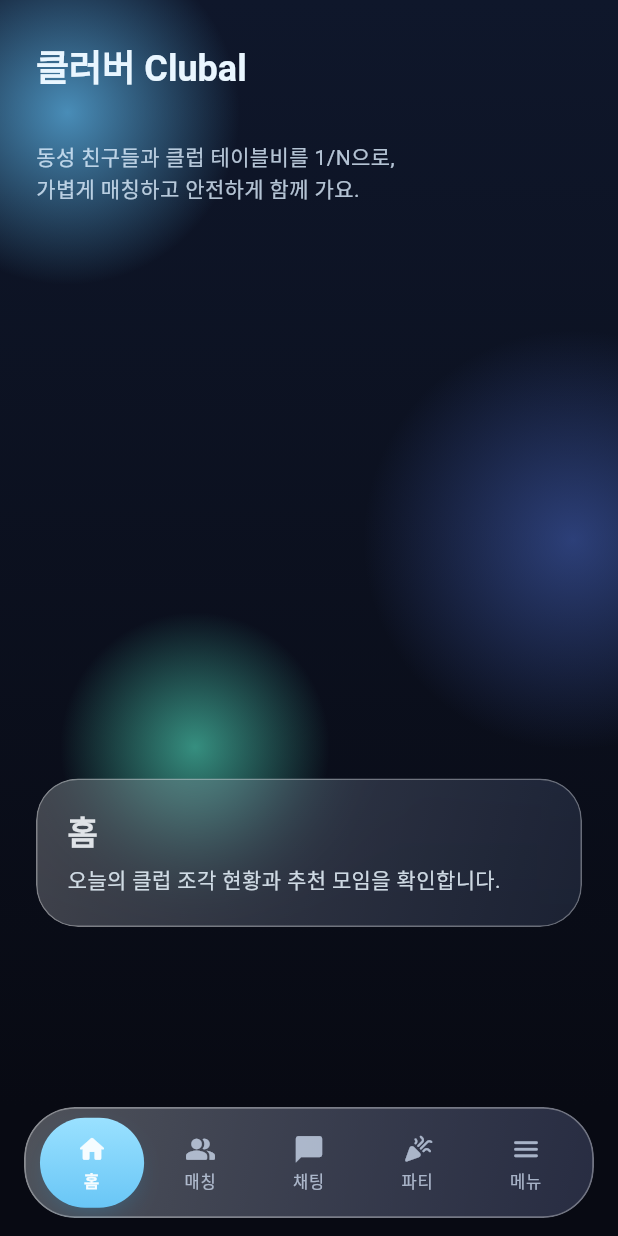
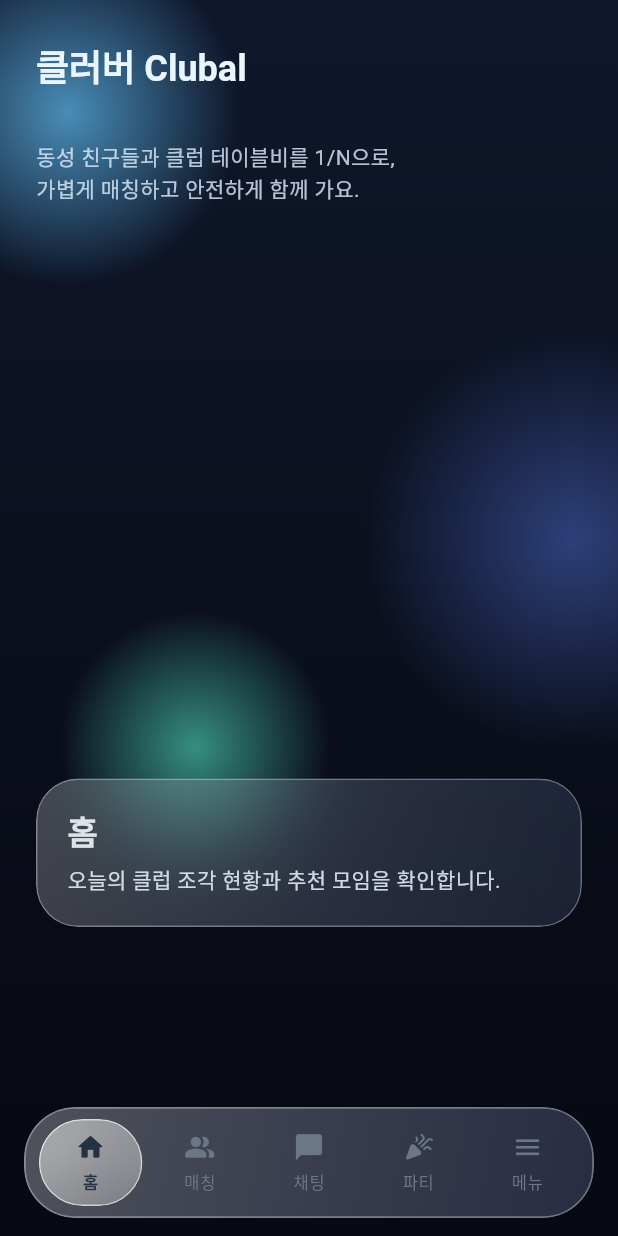
Before and after one commit to Woori1111/clubal_app, a Flutter app: the screen it shows after launch, on a phone screen of 412 x 824 dp. Run offline on Flutter 3.47's test engine with Material 3 defaults, Android fonts, the light colour scheme and no system bars; our stand-ins replace firebase_auth, firebase_core, google_sign_in; accounts and stored records are empty; Roboto replaces fonts that are missing (Pretendard).

Commit message:
이거정말임

```diff
--- a/lib/features/navigation/widgets/clubal_jelly_bottom_nav.dart
+++ b/lib/features/navigation/widgets/clubal_jelly_bottom_nav.dart
@@ -1,3 +1,4 @@
+import 'dart:math' as math;
 import 'dart:ui';
 
 import 'package:clubal_app/features/navigation/models/nav_tab.dart';
@@ -19,139 +20,119 @@
   State<ClubalJellyBottomNav> createState() => _ClubalJellyBottomNavState();
 }
 
-class _ClubalJellyBottomNavState extends State<ClubalJellyBottomNav> {
-  int? _interactionIndex;
-  double? _interactionDx;
-  bool _isInteracting = false;
-  double _travelDirection = 0;
+class _ClubalJellyBottomNavState extends State<ClubalJellyBottomNav>
+    with SingleTickerProviderStateMixin {
+  late final AnimationController _controller;
+  double _fromT = 0.0;
+  double _toT = 0.0;
 
-  int _indexFromLocalDx(double dx, double width) {
-    final clampedDx = dx.clamp(0.0, width - 0.001);
-    final itemWidth = width / widget.tabs.length;
-    final index = (clampedDx / itemWidth).floor();
-    return index.clamp(0, widget.tabs.length - 1);
+  @override
+  void initState() {
+    super.initState();
+    _controller = AnimationController(
+      vsync: this,
+      duration: const Duration(milliseconds: 520),
+    )..addListener(() => setState(() {}));
+
+    _toT = _indexToT(widget.selectedIndex);
+    _fromT = _toT;
   }
 
-  double _centerDxForIndex(int index, double itemWidth) {
-    return (itemWidth * index) + (itemWidth / 2);
+  @override
+  void didUpdateWidget(covariant ClubalJellyBottomNav oldWidget) {
+    super.didUpdateWidget(oldWidget);
+    if (oldWidget.selectedIndex != widget.selectedIndex) {
+      _fromT = _currentT;
+      _toT = _indexToT(widget.selectedIndex);
+      _controller.forward(from: 0);
+    }
   }
 
-  void _startInteraction(int index, double itemWidth) {
-    final previous = _interactionIndex ?? widget.selectedIndex;
-    final direction = (index - previous).toDouble().sign;
-    setState(() {
-      _interactionIndex = index;
-      _interactionDx = _centerDxForIndex(index, itemWidth);
-      _isInteracting = true;
-      _travelDirection = direction;
-    });
-    widget.onChanged(index);
+  @override
+  void dispose() {
+    _controller.dispose();
+    super.dispose();
   }
 
-  void _updateInteractionByDx(double dx, double width) {
-    final index = _indexFromLocalDx(dx, width);
-    if (_interactionIndex == index && _isInteracting) {
-      return;
+  double _indexToT(int index) {
+    if (widget.tabs.length <= 1) {
+      return 0.5;
     }
-    final previous = _interactionIndex ?? widget.selectedIndex;
-    final direction = (index - previous).toDouble().sign;
-    setState(() {
-      _interactionIndex = index;
-      _interactionDx = dx.clamp(0.0, width);
-      _isInteracting = true;
-      _travelDirection = direction;
-    });
-    widget.onChanged(index);
+    // Map to each tab's center position.
+    return (index + 0.5) / widget.tabs.length;
   }
 
-  void _endInteraction() {
-    setState(() {
-      _isInteracting = false;
-      _interactionIndex = null;
-      _interactionDx = null;
-      _travelDirection = 0;
-    });
+  double get _currentT {
+    if (!_controller.isAnimating) {
+      return _toT;
+    }
+    final eased = Curves.easeOutCubic.transform(_controller.value);
+    return lerpDouble(_fromT, _toT, eased) ?? _toT;
   }
 
   @override
   Widget build(BuildContext context) {
     final bottomInset = MediaQuery.of(context).padding.bottom;
-    const sidePadding = 8.0;
-    final activeIndex = _interactionIndex ?? widget.selectedIndex;
+    const navHeight = 74.0;
+    const sideInset = 8.0;
+    const outerRadius = 34.0;
 
     return Padding(
       padding: EdgeInsets.fromLTRB(16, 0, 16, 12 + bottomInset),
-      child: ClipRRect(
-        borderRadius: BorderRadius.circular(34),
+      child: SizedBox(
+        height: navHeight,
+        child: LayoutBuilder(
+          builder: (context, constraints) {
+            final navWidth = constraints.maxWidth - (sideInset * 2);
+            final itemWidth = navWidth / widget.tabs.length;
+            final blobWidth = itemWidth * 0.95;
+            final blobHeight = 58.0;
+            final blobLeft =
+                sideInset + (navWidth * _currentT) - (blobWidth / 2);
+            final pulse = math.sin(_controller.value * math.pi);
+            final stretchX = 1 + (pulse * 0.18);
+            final squashY = 1 - (pulse * 0.12);
+
+            return Stack(
+              clipBehavior: Clip.none,
+              children: [
+                ClipRRect(
+                  borderRadius: BorderRadius.circular(outerRadius),
                   child: BackdropFilter(
                     filter: ImageFilter.blur(sigmaX: 22, sigmaY: 22),
                     child: Container(
-            height: 74,
                       decoration: BoxDecoration(
-              borderRadius: BorderRadius.circular(34),
-              border: Border.all(color: const Color(0x55FFFFFF), width: 1.2),
+                        borderRadius: BorderRadius.circular(outerRadius),
+                        border: Border.all(
+                          color: const Color(0x55FFFFFF),
+                          width: 1.2,
+                        ),
                         gradient: const LinearGradient(
                           begin: Alignment.topLeft,
                           end: Alignment.bottomRight,
                           colors: [Color(0x4DF3FAFF), Color(0x33A7B7FF)],
                         ),
                       ),
-            child: LayoutBuilder(
-              builder: (context, constraints) {
-                final navWidth = constraints.maxWidth - (sidePadding * 2);
-                final itemWidth = navWidth / widget.tabs.length;
-                final lensWidth = itemWidth * 0.96;
-                final restingLensLeft =
-                    sidePadding +
-                    (itemWidth * activeIndex) +
-                    (itemWidth - lensWidth) / 2;
-                final dragLensLeft =
-                    sidePadding +
-                    ((_interactionDx ??
-                                _centerDxForIndex(activeIndex, itemWidth)) -
-                            (lensWidth / 2))
-                        .clamp(0.0, navWidth - lensWidth);
-                final lensLeft = _isInteracting
-                    ? dragLensLeft
-                    : restingLensLeft;
-
-                return Stack(
-                  children: [
-                    AnimatedPositioned(
-                      duration: _isInteracting
-                          ? Duration.zero
-                          : const Duration(milliseconds: 520),
-                      curve: _isInteracting ? Curves.linear : Curves.elasticOut,
-                      left: lensLeft,
-                      top: 6,
-                      child: AnimatedScale(
-                        duration: const Duration(milliseconds: 160),
-                        curve: Curves.easeOutCubic,
-                        scale: _isInteracting ? 1.08 : 1.0,
-                        child: _NavLens(
-                          width: lensWidth,
-                          isInteracting: _isInteracting,
-                          travelDirection: _travelDirection,
                     ),
                   ),
                 ),
-                    Positioned.fill(
-                      left: sidePadding,
-                      right: sidePadding,
-                      child: GestureDetector(
-                        behavior: HitTestBehavior.opaque,
-                        onHorizontalDragStart: (details) =>
-                            _updateInteractionByDx(
-                              details.localPosition.dx,
-                              navWidth,
+                Positioned(
+                  left: blobLeft,
+                  top: (navHeight - blobHeight) / 2,
+                  child: Transform(
+                    alignment: Alignment.center,
+                    transform: Matrix4.diagonal3Values(stretchX, squashY, 1),
+                    child: _FloatingGlassBlob(
+                      width: blobWidth,
+                      height: blobHeight,
                     ),
-                        onHorizontalDragUpdate: (details) =>
-                            _updateInteractionByDx(
-                              details.localPosition.dx,
-                              navWidth,
                   ),
-                        onHorizontalDragEnd: (_) => _endInteraction(),
-                        onHorizontalDragCancel: _endInteraction,
+                ),
+                Positioned(
+                  left: sideInset,
+                  right: sideInset,
+                  top: 0,
+                  bottom: 0,
                   child: Row(
                     children: [
                       for (int i = 0; i < widget.tabs.length; i++)
@@ -159,24 +140,52 @@
                           child: _NavItemButton(
                             tab: widget.tabs[i],
                             selected: i == widget.selectedIndex,
-                                  onTapDown: () =>
-                                      _startInteraction(i, itemWidth),
-                                  onTap: () {
-                                    widget.onChanged(i);
-                                    _endInteraction();
-                                  },
-                                  onTapCancel: _endInteraction,
-                                  onTapUp: _endInteraction,
+                            onTap: () => widget.onChanged(i),
                           ),
                         ),
                     ],
-                        ),
                   ),
                 ),
               ],
             );
           },
         ),
+      ),
+    );
+  }
+}
+
+class _FloatingGlassBlob extends StatelessWidget {
+  const _FloatingGlassBlob({required this.width, required this.height});
+
+  final double width;
+  final double height;
+
+  @override
+  Widget build(BuildContext context) {
+    return ClipRRect(
+      borderRadius: BorderRadius.circular(height / 2),
+      child: BackdropFilter(
+        filter: ImageFilter.blur(sigmaX: 20, sigmaY: 20),
+        child: Container(
+          width: width,
+          height: height,
+          decoration: BoxDecoration(
+            borderRadius: BorderRadius.circular(height / 2),
+            gradient: const LinearGradient(
+              begin: Alignment.topLeft,
+              end: Alignment.bottomRight,
+              colors: [Color(0x99FFFFFF), Color(0x55FFFFFF)],
+            ),
+            border: Border.all(color: const Color(0x99FFFFFF), width: 1),
+            boxShadow: const [
+              BoxShadow(
+                color: Color(0x2A000000),
+                blurRadius: 16,
+                spreadRadius: -6,
+                offset: Offset(0, 8),
+              ),
+            ],
           ),
         ),
       ),
@@ -188,186 +197,37 @@
   const _NavItemButton({
     required this.tab,
     required this.selected,
-    required this.onTapDown,
     required this.onTap,
-    required this.onTapUp,
-    required this.onTapCancel,
   });
 
   final NavTab tab;
   final bool selected;
-  final VoidCallback onTapDown;
   final VoidCallback onTap;
-  final VoidCallback onTapUp;
-  final VoidCallback onTapCancel;
 
   @override
   Widget build(BuildContext context) {
     final fgColor = selected
-        ? const Color(0xFFF5FCFF)
-        : const Color(0xB3DCEAFF);
-    return Material(
-      color: Colors.transparent,
-      child: GestureDetector(
+        ? const Color(0xFF243244)
+        : const Color(0xFF6C7786);
+    return GestureDetector(
       behavior: HitTestBehavior.opaque,
-        onTapDown: (_) => onTapDown(),
-        onTapUp: (_) => onTapUp(),
-        onTapCancel: onTapCancel,
       onTap: onTap,
       child: Center(
         child: Column(
           mainAxisSize: MainAxisSize.min,
-            mainAxisAlignment: MainAxisAlignment.center,
-            crossAxisAlignment: CrossAxisAlignment.center,
           children: [
             Icon(tab.icon, color: fgColor, size: 21),
             const SizedBox(height: 4),
-              SizedBox(
-                height: 14,
-                child: Center(
-                  child: Text(
+            Text(
               tab.label,
-                    textAlign: TextAlign.center,
               style: Theme.of(context).textTheme.labelSmall?.copyWith(
                 color: fgColor,
                 fontWeight: selected ? FontWeight.w700 : FontWeight.w500,
-                      height: 1.0,
-                    ),
-                  ),
               ),
             ),
           ],
         ),
       ),
-      ),
     );
   }
 }
-
-class _NavLens extends StatelessWidget {
-  const _NavLens({
-    required this.width,
-    required this.isInteracting,
-    required this.travelDirection,
-  });
-
-  final double width;
-  final bool isInteracting;
-  final double travelDirection;
-
-  @override
-  Widget build(BuildContext context) {
-    if (!isInteracting) {
-      return Container(
-        width: width,
-        height: 60,
-        decoration: BoxDecoration(
-          borderRadius: BorderRadius.circular(30),
-          gradient: const LinearGradient(
-            begin: Alignment.topCenter,
-            end: Alignment.bottomCenter,
-            colors: [Color(0xFF9AE1FF), Color(0xFF69C6F6)],
-          ),
-          boxShadow: const [
-            BoxShadow(
-              color: Color(0x5522B8FF),
-              blurRadius: 16,
-              spreadRadius: -8,
-              offset: Offset(0, 7),
-            ),
-          ],
-        ),
-      );
-    }
-
-    final leadingBoost = travelDirection < 0 ? 1.0 : 0.56;
-    final trailingBoost = travelDirection > 0 ? 1.0 : 0.56;
-
-    return ClipRRect(
-      borderRadius: BorderRadius.circular(30),
-      child: BackdropFilter(
-        filter: ImageFilter.blur(sigmaX: 10, sigmaY: 10),
-        child: Container(
-          width: width,
-          height: 60,
-          decoration: BoxDecoration(
-            borderRadius: BorderRadius.circular(30),
-            gradient: const LinearGradient(
-              begin: Alignment.topCenter,
-              end: Alignment.bottomCenter,
-              colors: [Color(0x35FFFFFF), Color(0x10FFFFFF)],
-            ),
-            boxShadow: const [
-              BoxShadow(
-                color: Color(0x30000000),
-                blurRadius: 18,
-                spreadRadius: -8,
-                offset: Offset(0, 8),
-              ),
-            ],
-          ),
-          child: Stack(
-            children: [
-              Positioned(
-                top: 2,
-                left: width * 0.18,
-                right: width * 0.18,
-                child: Container(
-                  height: 1.2,
-                  decoration: BoxDecoration(
-                    borderRadius: BorderRadius.circular(99),
-                    gradient: LinearGradient(
-                      colors: [
-                        const Color(0x00FFFFFF),
-                        Colors.white.withValues(alpha: 0.52),
-                        const Color(0x00FFFFFF),
-                      ],
-                    ),
-                  ),
-                ),
-              ),
-              Positioned(
-                left: -8,
-                top: 8,
-                child: _LensEdgeGlow(size: 42, strength: leadingBoost),
-              ),
-              Positioned(
-                right: -8,
-                top: 8,
-                child: _LensEdgeGlow(size: 42, strength: trailingBoost),
-              ),
-            ],
-          ),
-        ),
-      ),
-    );
-  }
-}
-
-class _LensEdgeGlow extends StatelessWidget {
-  const _LensEdgeGlow({required this.size, required this.strength});
-
-  final double size;
-  final double strength;
-
-  @override
-  Widget build(BuildContext context) {
-    final alpha = 0.42 * strength;
-    final coreAlpha = 0.34 * strength;
-    return Container(
-      width: size,
-      height: size,
-      decoration: BoxDecoration(
-        shape: BoxShape.circle,
-        gradient: RadialGradient(
-          colors: [
-            Colors.white.withValues(alpha: coreAlpha),
-            const Color(0x66DDF6FF).withValues(alpha: alpha),
-            Colors.transparent,
-          ],
-          stops: const [0.12, 0.52, 1.0],
-        ),
-      ),
-    );
-  }
-}
```
Lines whose indentation alone changed are shown as unchanged.
